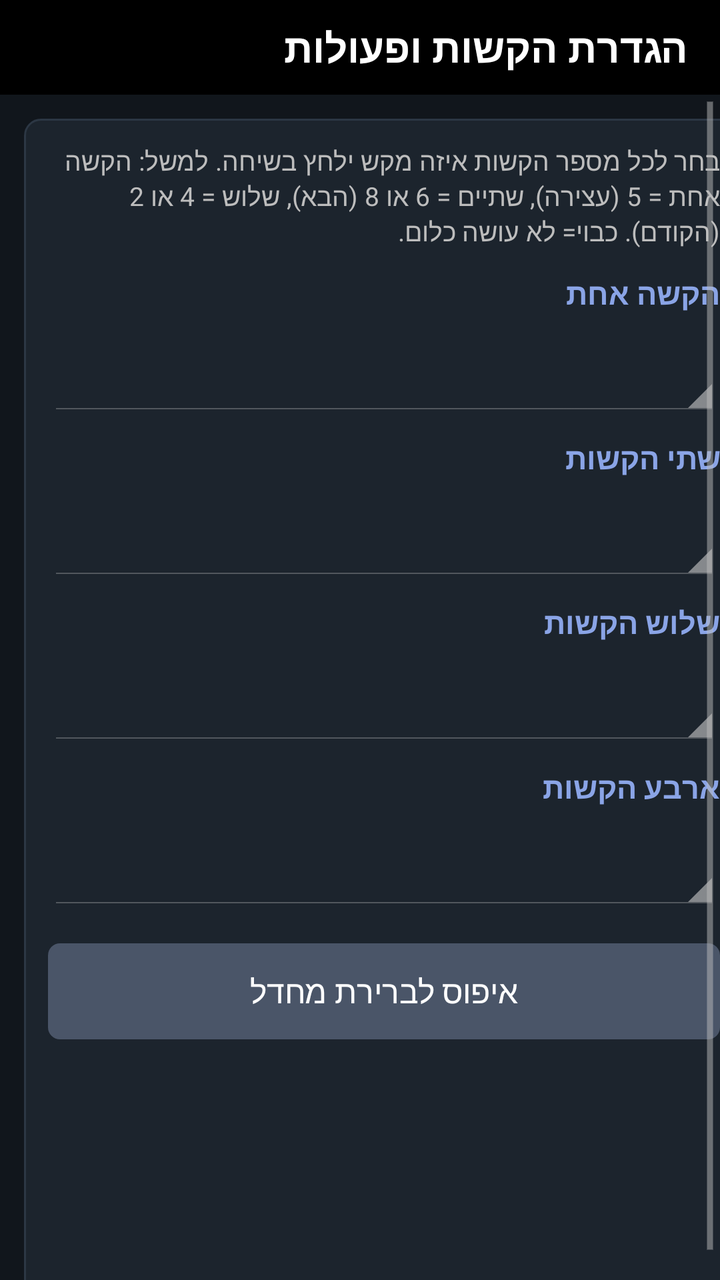
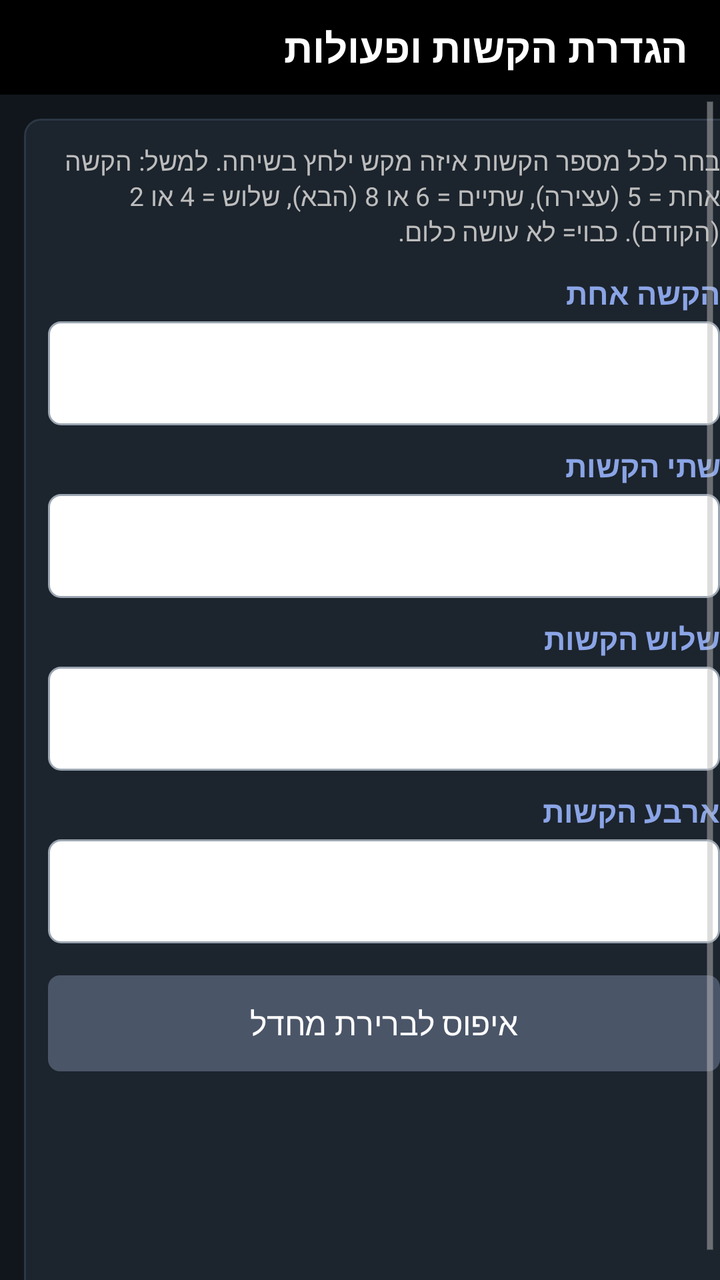

Compare the two renders of this Android layout. The source of the first and the diff that turns it into the second are given below.
<!-- AndroidManifest.xml: application theme AppTheme -->
<!-- res/layout/activity_settings.xml -->
<?xml version="1.0" encoding="utf-8"?>
<LinearLayout xmlns:android="http://schemas.android.com/apk/res/android"
    android:layout_width="match_parent"
    android:layout_height="match_parent"
    android:background="?attr/p5Bg"
    android:orientation="vertical">

    <LinearLayout
        android:layout_width="match_parent"
        android:layout_height="wrap_content"
        android:background="?attr/p5Header"
        android:orientation="vertical"
        android:paddingBottom="10dp"
        android:paddingLeft="16dp"
        android:paddingRight="16dp"
        android:paddingTop="10dp">

        <TextView
            android:layout_width="match_parent"
            android:layout_height="wrap_content"
            android:text="@string/settings_title"
            android:textColor="@color/header_text"
            android:textSize="20sp"
            android:textStyle="bold" />
    </LinearLayout>

    <ScrollView
        android:layout_width="match_parent"
        android:layout_height="0dp"
        android:layout_weight="1"
        android:fillViewport="true">

        <LinearLayout
            android:layout_width="match_parent"
            android:layout_height="wrap_content"
            android:layout_margin="12dp"
            android:background="?attr/p5Card"
            android:orientation="vertical"
            android:padding="12dp">

            <TextView
                android:layout_width="match_parent"
                android:layout_height="wrap_content"
                android:layout_marginBottom="12dp"
                android:text="@string/settings_help"
                android:textColor="?attr/p5TextSecondary"
                android:textSize="13sp" />

            <TextView
                style="@style/SectionTitle"
                android:layout_marginTop="0dp"
                android:text="@string/settings_tap_1" />

            <Spinner
                android:id="@+id/spTaps1"
                android:layout_width="match_parent"
                android:layout_height="wrap_content"
                android:minHeight="48dp"
                android:focusable="true" />

            <TextView
                style="@style/SectionTitle"
                android:layout_marginTop="10dp"
                android:text="@string/settings_tap_2" />

            <Spinner
                android:id="@+id/spTaps2"
                android:layout_width="match_parent"
                android:layout_height="wrap_content"
                android:minHeight="48dp"
                android:focusable="true" />

            <TextView
                style="@style/SectionTitle"
                android:layout_marginTop="10dp"
                android:text="@string/settings_tap_3" />

            <Spinner
                android:id="@+id/spTaps3"
                android:layout_width="match_parent"
                android:layout_height="wrap_content"
                android:minHeight="48dp"
                android:focusable="true" />

            <TextView
                style="@style/SectionTitle"
                android:layout_marginTop="10dp"
                android:text="@string/settings_tap_4" />

            <Spinner
                android:id="@+id/spTaps4"
                android:layout_width="match_parent"
                android:layout_height="wrap_content"
                android:minHeight="48dp"
                android:focusable="true" />

            <Button
                android:id="@+id/btnResetRules"
                style="@style/SecondaryButton"
                android:layout_marginTop="16dp"
                android:text="@string/settings_reset" />
        </LinearLayout>
    </ScrollView>
</LinearLayout>
<!-- resources referenced by this layout -->
<resources>
  <color name="header_text">#FFFFFFFF</color>
  <string name="settings_help">בחר לכל מספר הקשות איזה מקש ילחץ בשיחה. למשל: הקשה אחת = 5 (עצירה), שתיים = 6 או 8 (הבא), שלוש = 4 או 2 (הקודם). "כבוי" = לא עושה כלום.</string>
  <string name="settings_reset">איפוס לברירת מחדל</string>
  <string name="settings_tap_1">הקשה אחת</string>
  <string name="settings_tap_2">שתי הקשות</string>
  <string name="settings_tap_3">שלוש הקשות</string>
  <string name="settings_tap_4">ארבע הקשות</string>
  <string name="settings_title">הגדרת הקשות ופעולות</string>
  <style name="SecondaryButton" parent="ActionButton">
          <item name="android:background">@drawable/btn_secondary</item>
      </style>
  <style name="SectionTitle">
          <item name="android:layout_width">match_parent</item>
          <item name="android:layout_height">wrap_content</item>
          <item name="android:textColor">?attr/p5Accent</item>
          <item name="android:textSize">15sp</item>
          <item name="android:textStyle">bold</item>
          <item name="android:paddingBottom">4dp</item>
      </style>
  <color name="bg_night">#FF11161C</color>
  <color name="header_night">#FF000000</color>
  <color name="accent_blue_light">#FF8AA4E6</color>
  <color name="text_night">#FFEEEEEE</color>
  <color name="text_night_secondary">#FFBDBDBD</color>
  <!-- drawable card_night (drawable) -->
  <?xml version="1.0" encoding="utf-8"?>
  <shape xmlns:android="http://schemas.android.com/apk/res/android">
      <solid android:color="#FF1C242D" />
      <stroke android:width="1dp" android:color="#FF2C3744" />
      <corners android:radius="8dp" />
  </shape>
  <!-- drawable btn_secondary_focus (drawable) -->
  <?xml version="1.0" encoding="utf-8"?>
  <shape xmlns:android="http://schemas.android.com/apk/res/android">
      <solid android:color="#FF334155" />
      <stroke android:width="3dp" android:color="#FF8AA4E6" />
      <corners android:radius="6dp" />
  </shape>
  <!-- drawable btn_secondary_normal (drawable) -->
  <?xml version="1.0" encoding="utf-8"?>
  <shape xmlns:android="http://schemas.android.com/apk/res/android">
      <solid android:color="#FF4A5568" />
      <corners android:radius="6dp" />
  </shape>
  <!-- drawable btn_primary_focus (drawable) -->
  <?xml version="1.0" encoding="utf-8"?>
  <shape xmlns:android="http://schemas.android.com/apk/res/android">
      <solid android:color="#FF005A9E" />
      <stroke android:width="3dp" android:color="#FF2E9E5B" />
      <corners android:radius="6dp" />
  </shape>
  <!-- drawable btn_primary_normal (drawable) -->
  <?xml version="1.0" encoding="utf-8"?>
  <shape xmlns:android="http://schemas.android.com/apk/res/android">
      <solid android:color="#FF0078D7" />
      <corners android:radius="6dp" />
  </shape>
  <!-- unchanged entries left out for length: 4 -->
</resources>

<!-- the commit's change to res/layout/activity_settings.xml (unified diff, before → after) -->
@@ -51,48 +51,72 @@
                 android:layout_marginTop="0dp"
                 android:text="@string/settings_tap_1" />
 
-            <Spinner
+            <Button
                 android:id="@+id/spTaps1"
                 android:layout_width="match_parent"
                 android:layout_height="wrap_content"
-                android:minHeight="48dp"
-                android:focusable="true" />
+                android:background="@drawable/picker_bg"
+                android:focusable="true"
+                android:gravity="center_vertical"
+                android:minHeight="52dp"
+                android:paddingLeft="14dp"
+                android:paddingRight="14dp"
+                android:textColor="#FF212121"
+                android:textSize="18sp" />
 
             <TextView
                 style="@style/SectionTitle"
                 android:layout_marginTop="10dp"
                 android:text="@string/settings_tap_2" />
 
-            <Spinner
+            <Button
                 android:id="@+id/spTaps2"
                 android:layout_width="match_parent"
                 android:layout_height="wrap_content"
-                android:minHeight="48dp"
-                android:focusable="true" />
+                android:background="@drawable/picker_bg"
+                android:focusable="true"
+                android:gravity="center_vertical"
+                android:minHeight="52dp"
+                android:paddingLeft="14dp"
+                android:paddingRight="14dp"
+                android:textColor="#FF212121"
+                android:textSize="18sp" />
 
             <TextView
                 style="@style/SectionTitle"
                 android:layout_marginTop="10dp"
                 android:text="@string/settings_tap_3" />
 
-            <Spinner
+            <Button
                 android:id="@+id/spTaps3"
                 android:layout_width="match_parent"
                 android:layout_height="wrap_content"
-                android:minHeight="48dp"
-                android:focusable="true" />
+                android:background="@drawable/picker_bg"
+                android:focusable="true"
+                android:gravity="center_vertical"
+                android:minHeight="52dp"
+                android:paddingLeft="14dp"
+                android:paddingRight="14dp"
+                android:textColor="#FF212121"
+                android:textSize="18sp" />
 
             <TextView
                 style="@style/SectionTitle"
                 android:layout_marginTop="10dp"
                 android:text="@string/settings_tap_4" />
 
-            <Spinner
+            <Button
                 android:id="@+id/spTaps4"
                 android:layout_width="match_parent"
                 android:layout_height="wrap_content"
-                android:minHeight="48dp"
-                android:focusable="true" />
+                android:background="@drawable/picker_bg"
+                android:focusable="true"
+                android:gravity="center_vertical"
+                android:minHeight="52dp"
+                android:paddingLeft="14dp"
+                android:paddingRight="14dp"
+                android:textColor="#FF212121"
+                android:textSize="18sp" />
 
             <Button
                 android:id="@+id/btnResetRules"
<!-- resource entries referenced after the edit -->
@@ -1,6 +1,13 @@
 <!-- resources referenced by this layout -->
 <resources>
   <color name="header_text">#FFFFFFFF</color>
+  <!-- drawable picker_bg (drawable) -->
+  <?xml version="1.0" encoding="utf-8"?>
+  <selector xmlns:android="http://schemas.android.com/apk/res/android">
+      <item android:state_focused="true" android:drawable="@drawable/picker_focus" />
+      <item android:state_pressed="true" android:drawable="@drawable/picker_focus" />
+      <item android:drawable="@drawable/picker_normal" />
+  </selector>
   <string name="settings_help">בחר לכל מספר הקשות איזה מקש ילחץ בשיחה. למשל: הקשה אחת = 5 (עצירה), שתיים = 6 או 8 (הבא), שלוש = 4 או 2 (הקודם). "כבוי" = לא עושה כלום.</string>
   <string name="settings_reset">איפוס לברירת מחדל</string>
   <string name="settings_tap_1">הקשה אחת</string>
@@ -19,6 +26,20 @@
           <item name="android:textStyle">bold</item>
           <item name="android:paddingBottom">4dp</item>
       </style>
+  <!-- drawable picker_focus (drawable) -->
+  <?xml version="1.0" encoding="utf-8"?>
+  <shape xmlns:android="http://schemas.android.com/apk/res/android">
+      <solid android:color="#FFE3ECFA" />
+      <stroke android:width="3dp" android:color="#FF0B3D7A" />
+      <corners android:radius="6dp" />
+  </shape>
+  <!-- drawable picker_normal (drawable) -->
+  <?xml version="1.0" encoding="utf-8"?>
+  <shape xmlns:android="http://schemas.android.com/apk/res/android">
+      <solid android:color="#FFFFFFFF" />
+      <stroke android:width="1dp" android:color="#FF9AA5B1" />
+      <corners android:radius="6dp" />
+  </shape>
   <color name="bg_night">#FF11161C</color>
   <color name="header_night">#FF000000</color>
   <color name="accent_blue_light">#FF8AA4E6</color>
